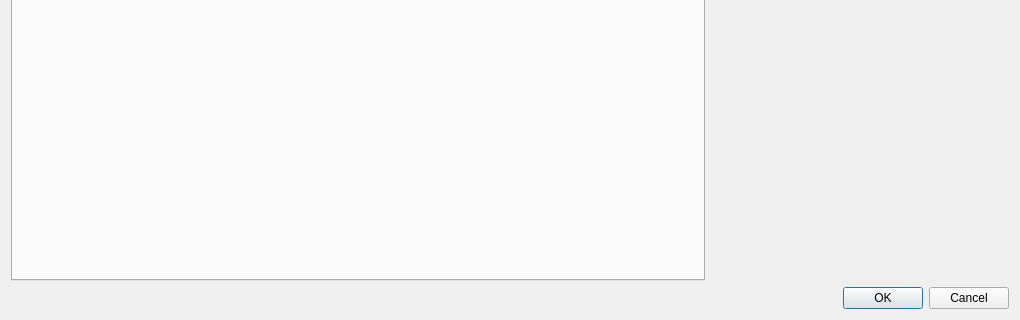
Above: tse_analytics/modules/phenomaster/meal_details/views/meal_details_dialog.ui from TSE-Systems/tse-analytics before the change; both pictures show x 0 to 1020 and y 534 to 854 of the 1020 by 854 pixel window. Below: the same form after it.
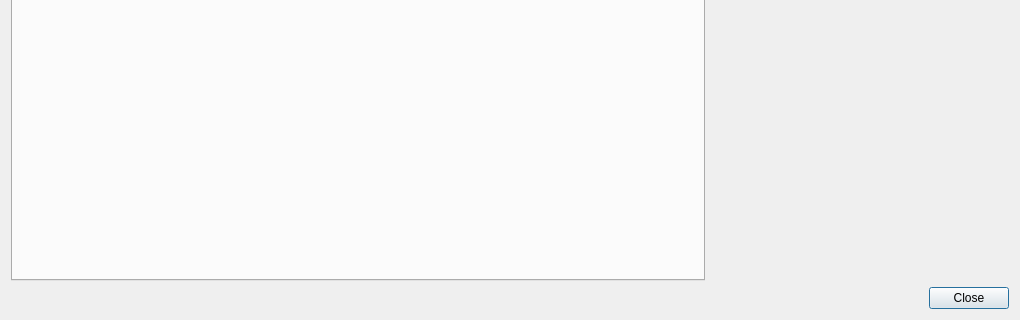
That is the form after the change. Icons and pictures are not drawn.

```diff
--- a/tse_analytics/modules/phenomaster/meal_details/views/meal_details_dialog.ui
+++ b/tse_analytics/modules/phenomaster/meal_details/views/meal_details_dialog.ui
@@ -107,7 +107,7 @@
       <enum>Qt::Horizontal</enum>
      </property>
      <property name="standardButtons">
-      <set>QDialogButtonBox::Cancel|QDialogButtonBox::Ok</set>
+      <set>QDialogButtonBox::Close</set>
      </property>
     </widget>
    </item>
```
Left out of the diff: 8 changed lines with no effect on the pictures.
